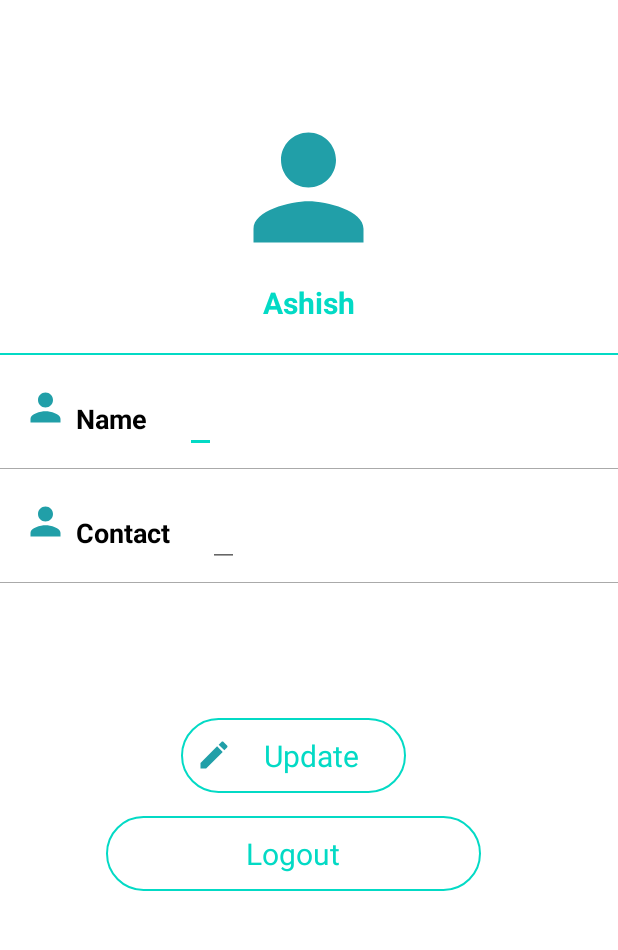
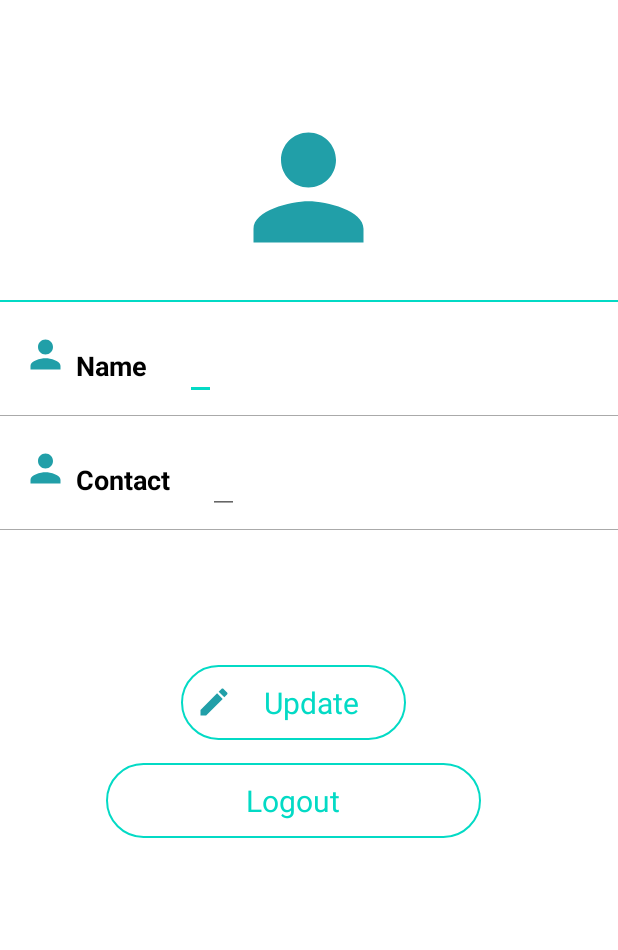
Before and after one commit to richujain/Delivery-Delivery, an Android app: the fragment ProfileFragment shown on its own in the app's theme, on a phone screen of 412 x 824 dp, the part 168-1118 px from its top. Run offline under Robolectric (Android 15) with nearby library versions, the light colour scheme and no system bars; our stand-ins replace Firebase (no records; nobody signed in at launch, a user with empty details on screens opened directly); plain views replace CircularImageView; 3 statements that could not run were skipped.

Commit message:
Profile Updated

```diff
--- a/app/src/main/res/layout/fragment_profile.xml
+++ b/app/src/main/res/layout/fragment_profile.xml
@@ -32,15 +32,7 @@
             android:id="@+id/icPerson"
             />
 
-        <TextView
-            android:layout_width="wrap_content"
-            android:layout_height="wrap_content"
-            android:text="Ashish"
-            android:textColor="@color/colorAccent"
-            android:textSize="20dp"
-            android:layout_marginTop="8dp"
-            android:textStyle="bold"
-            />
+
         <View
             android:layout_width="wrap_content"
             android:layout_height="1dp"
```
